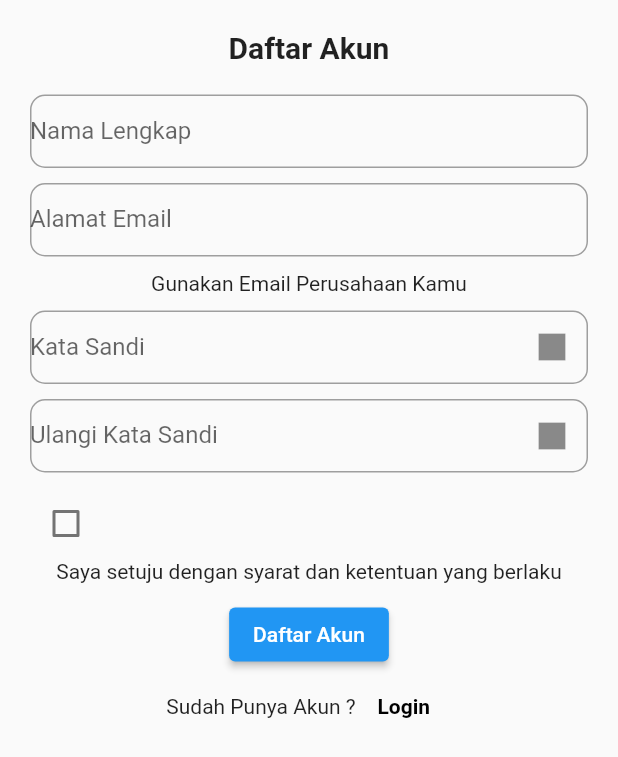
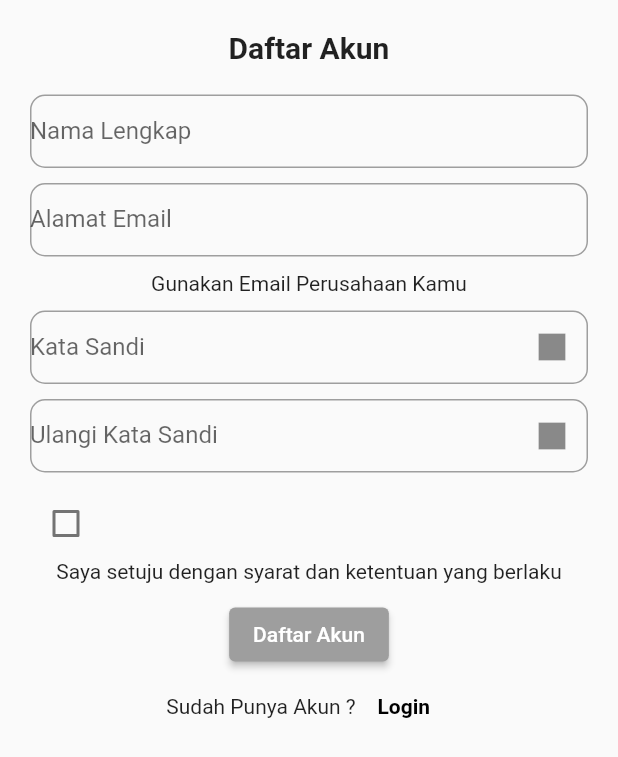
Before and after one commit to louisferrysp/Capstone_Project_42, a Flutter app: the screen it shows after launch, on a phone screen of 412 x 824 dp. Shown: the top 757 px of the screen. Run offline on Flutter 3.47's test engine with Material 2 defaults, Android fonts, the phone set to English and light mode, and no system bars; our stand-ins replace video_player.

Commit message:
update regis screen

```diff
--- a/Source_code/lms/lib/screen/regis_screen.dart
+++ b/Source_code/lms/lib/screen/regis_screen.dart
@@ -156,11 +156,13 @@ class _RegisScreenState extends State<RegisScreen> {
 //                BUTTON DAFTAR AKUN                                                                //
 // ================================================================================================ //
                 ElevatedButton(
-                  onPressed: () {
-                    Navigator.pushNamed(context, 'login');
-                  },
-                  child: Text('Daftar Akun'),
-                ),
+                    style: ButtonStyle(
+                      backgroundColor: MaterialStateProperty.all(Colors.grey),
+                    ),
+                    onPressed: () {
+                      Navigator.pushNamed(context, 'login');
+                    },
+                    child: const Text('Daftar Akun')),
 // ================================================================================================ //
 //                BUTTON SUDAH PUNYA AKUN                                                           //
 // ================================================================================================ //
```
